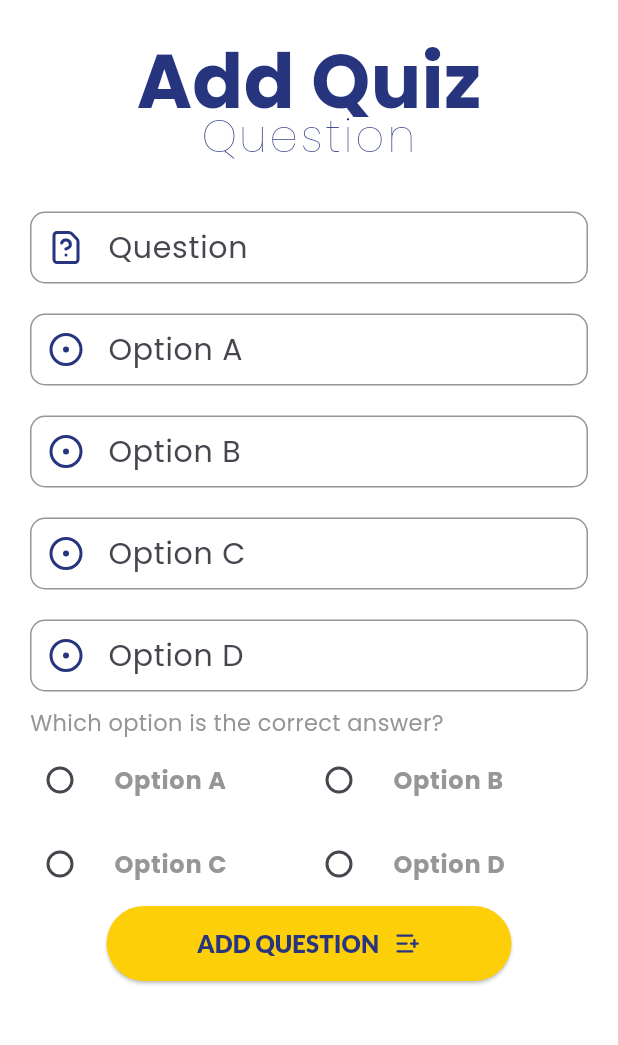
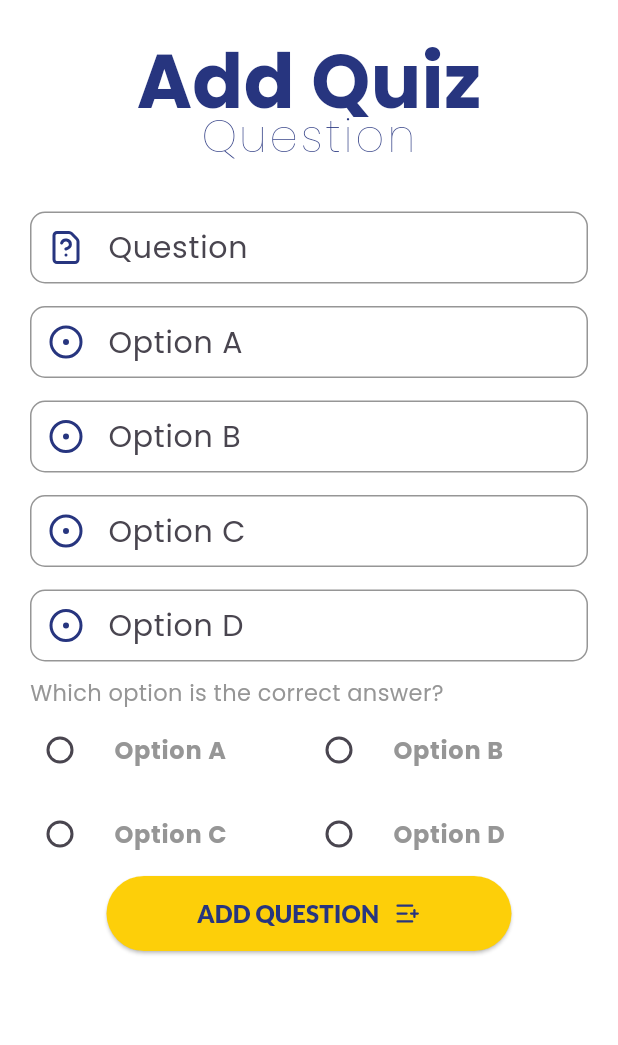
Before and after one commit to gaurav1-9/gcu_knowledge_hub, a Flutter app: the AddQuiz screen opened by its route, on a phone screen of 412 x 824 dp, the part 120-1165 px from its top. Run offline on Flutter 3.47's test engine with Material 3 defaults, Android fonts, the phone set to English and light mode, and no system bars; our stand-ins replace google_fonts, lucide_icons, shared_preferences; accounts and stored records are empty.

Commit message:
optimised add quiz screen

```diff
--- a/app_stuffs/lib/screens/add_quiz_screen.dart
+++ b/app_stuffs/lib/screens/add_quiz_screen.dart
@@ -1,10 +1,10 @@
 import 'package:flutter/material.dart';
-import 'package:flutter/widgets.dart';
 import 'package:google_fonts/google_fonts.dart';
 import 'package:lucide_icons/lucide_icons.dart';
 
+import '../widgets/add_quiz_input_fields.dart';
+import '../widgets/add_quiz_radiobtn.dart';
 import '../widgets/headings.dart';
-import '../widgets/textfields/txt_fields.dart';
 import '../properties/global_colors.dart';
 import '../widgets/buttons/app_bar_back_btn.dart';
 import '../widgets/gcu.dart';
@@ -55,52 +55,12 @@ class _AddQuizState extends State<AddQuiz> {
               const SizedBox(
                 height: 40,
               ),
-              InputTextField(
-                hintText: "Question",
-                fieldType: LucideIcons.fileQuestion,
-                isPassword: false,
-                textCapitalization: TextCapitalization.sentences,
-                textController: _questionController,
-              ),
-              const SizedBox(
-                height: 20,
-              ),
-              InputTextField(
-                hintText: "Option A",
-                fieldType: LucideIcons.circleDot,
-                isPassword: false,
-                textCapitalization: TextCapitalization.sentences,
-                textController: _optionAController,
-              ),
-              const SizedBox(
-                height: 20,
-              ),
-              InputTextField(
-                hintText: "Option B",
-                fieldType: LucideIcons.circleDot,
-                isPassword: false,
-                textCapitalization: TextCapitalization.sentences,
-                textController: _optionBController,
-              ),
-              const SizedBox(
-                height: 20,
-              ),
-              InputTextField(
-                hintText: "Option C",
-                fieldType: LucideIcons.circleDot,
-                isPassword: false,
-                textCapitalization: TextCapitalization.sentences,
-                textController: _optionCController,
-              ),
-              const SizedBox(
-                height: 20,
-              ),
-              InputTextField(
-                hintText: "Option D",
-                fieldType: LucideIcons.circleDot,
-                isPassword: false,
-                textCapitalization: TextCapitalization.sentences,
-                textController: _optionDController,
+              QuizAddQuestionChoice(
+                question: _questionController,
+                optA: _optionAController,
+                optB: _optionBController,
+                optC: _optionCController,
+                optD: _optionDController,
               ),
               const SizedBox(
                 height: 10,
@@ -120,98 +80,45 @@ class _AddQuizState extends State<AddQuiz> {
                 children: [
                   Row(
                     children: [
-                      Expanded(
-                        child: RadioListTile(
-                          contentPadding: EdgeInsets.zero,
-                          activeColor: AppColor.marianBlue,
-                          value: "A",
-                          groupValue: _correctOption,
-                          onChanged: (value) {
+                      QuizAddRadio(
+                        selctionFunction: (value) {
                           setState(() {
                             _correctOption = value!;
                           });
                         },
-                          title: Text(
-                            textAlign: TextAlign.start,
-                            "Option A",
-                            style: TextStyle(
-                              fontWeight: FontWeight.bold,
-                              color: (_correctOption == "A")
-                                  ? AppColor.marianBlue
-                                  : AppColor.grey,
+                        value: "A",
+                        correctOption: _correctOption,
                       ),
-                          ),
-                        ),
-                      ),
-                      Expanded(
-                        child: RadioListTile(
-                          contentPadding: EdgeInsets.zero,
-                          activeColor: AppColor.marianBlue,
-                          value: "B",
-                          groupValue: _correctOption,
-                          onChanged: (value) {
+                      QuizAddRadio(
+                        selctionFunction: (value) {
                           setState(() {
                             _correctOption = value!;
                           });
                         },
-                          title: Text(
-                            "Option B",
-                            style: TextStyle(
-                              fontWeight: FontWeight.bold,
-                              color: (_correctOption == "B")
-                                  ? AppColor.marianBlue
-                                  : AppColor.grey,
-                            ),
-                          ),
-                        ),
+                        value: "B",
+                        correctOption: _correctOption,
                       ),
                     ],
                   ),
                   Row(
                     children: [
-                      Expanded(
-                        child: RadioListTile(
-                          contentPadding: EdgeInsets.zero,
-                          activeColor: AppColor.marianBlue,
-                          value: "C",
-                          groupValue: _correctOption,
-                          onChanged: (value) {
+                      QuizAddRadio(
+                        selctionFunction: (value) {
                           setState(() {
                             _correctOption = value!;
                           });
                         },
-                          title: Text(
-                            "Option C",
-                            style: TextStyle(
-                              fontWeight: FontWeight.bold,
-                              color: (_correctOption == "C")
-                                  ? AppColor.marianBlue
-                                  : AppColor.grey,
+                        value: "C",
+                        correctOption: _correctOption,
                       ),
-                          ),
-                        ),
-                      ),
-                      Expanded(
-                        child: RadioListTile(
-                          contentPadding: EdgeInsets.zero,
-                          activeColor: AppColor.marianBlue,
-                          value: "D",
-                          groupValue: _correctOption,
-                          onChanged: (value) {
+                      QuizAddRadio(
+                        selctionFunction: (value) {
                           setState(() {
                             _correctOption = value!;
                           });
                         },
-                          title: Text(
-                            "Option D",
-                            style: TextStyle(
-                              fontWeight: FontWeight.bold,
-                              color: (_correctOption == "D")
-                                  ? AppColor.marianBlue
-                                  : AppColor.grey,
-                            ),
-                          ),
-                        ),
+                        value: "D",
+                        correctOption: _correctOption,
                       ),
                     ],
                   ),
--- /dev/null
+++ b/app_stuffs/lib/widgets/add_quiz_input_fields.dart
@@ -0,0 +1,74 @@
+import 'package:flutter/material.dart';
+import 'package:lucide_icons/lucide_icons.dart';
+
+import 'textfields/txt_fields.dart';
+
+class QuizAddQuestionChoice extends StatelessWidget {
+  final TextEditingController question;
+  final TextEditingController optA;
+  final TextEditingController optB;
+  final TextEditingController optC;
+  final TextEditingController optD;
+  const QuizAddQuestionChoice(
+      {super.key,
+      required this.question,
+      required this.optA,
+      required this.optB,
+      required this.optC,
+      required this.optD});
+
+  @override
+  Widget build(BuildContext context) {
+    return Column(
+      children: [
+        InputTextField(
+          hintText: "Question",
+          fieldType: LucideIcons.fileQuestion,
+          isPassword: false,
+          textCapitalization: TextCapitalization.sentences,
+          textController: question,
+        ),
+        const SizedBox(
+          height: 15,
+        ),
+        InputTextField(
+          hintText: "Option A",
+          fieldType: LucideIcons.circleDot,
+          isPassword: false,
+          textCapitalization: TextCapitalization.sentences,
+          textController: optA,
+        ),
+        const SizedBox(
+          height: 15,
+        ),
+        InputTextField(
+          hintText: "Option B",
+          fieldType: LucideIcons.circleDot,
+          isPassword: false,
+          textCapitalization: TextCapitalization.sentences,
+          textController: optB,
+        ),
+        const SizedBox(
+          height: 15,
+        ),
+        InputTextField(
+          hintText: "Option C",
+          fieldType: LucideIcons.circleDot,
+          isPassword: false,
+          textCapitalization: TextCapitalization.sentences,
+          textController: optC,
+        ),
+        const SizedBox(
+          height: 15,
+        ),
+        InputTextField(
+          hintText: "Option D",
+          fieldType: LucideIcons.circleDot,
+          isPassword: false,
+          textCapitalization: TextCapitalization.sentences,
+          textController: optD,
+        ),
+      ],
+    );
+  }
+}
--- /dev/null
+++ b/app_stuffs/lib/widgets/add_quiz_radiobtn.dart
@@ -0,0 +1,36 @@
+import 'package:flutter/material.dart';
+
+import '../properties/global_colors.dart';
+
+class QuizAddRadio extends StatelessWidget {
+  final Function(String?) selctionFunction;
+  final String value;
+  final String correctOption;
+  const QuizAddRadio(
+      {super.key,
+      required this.selctionFunction,
+      required this.value,
+      required this.correctOption});
+
+  @override
+  Widget build(BuildContext context) {
+    return Expanded(
+      child: RadioListTile(
+        contentPadding: EdgeInsets.zero,
+        activeColor: AppColor.marianBlue,
+        value: value,
+        groupValue: correctOption,
+        onChanged: selctionFunction,
+        title: Text(
+          textAlign: TextAlign.start,
+          "Option $value",
+          style: TextStyle(
+            fontWeight: FontWeight.bold,
+            color:
+                (correctOption == value) ? AppColor.marianBlue : AppColor.grey,
+          ),
+        ),
+      ),
+    );
+  }
+}
```
Lines whose indentation alone changed are shown as unchanged.
